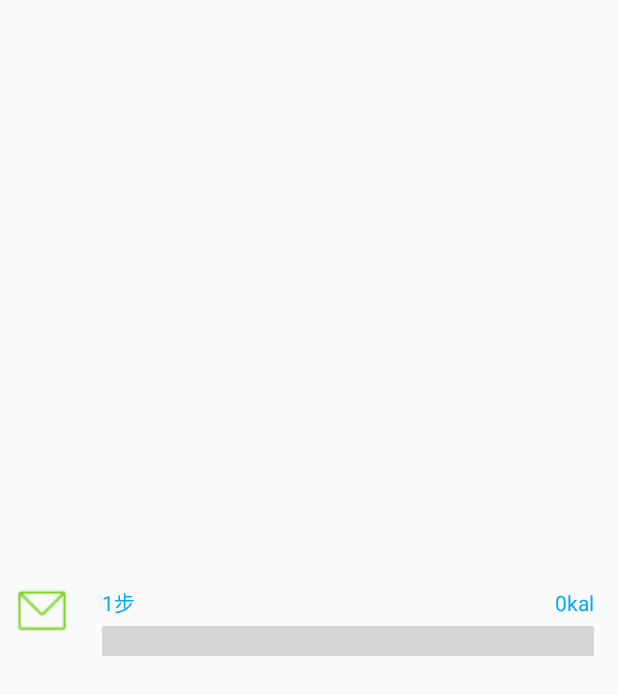
After one commit to Dairowu/HealthySportsExperts, an Android app: the layout notification_step.xml on its own in the app's theme, with its tools: preview values and no code run, on a phone screen of 412 x 824 dp. The commit adds this screen. Shown: the top 695 px of the screen. Run offline under Robolectric (Android 15) with nearby library versions, the phone set to English and light mode, and no system bars.

```diff
--- a/app/src/main/AndroidManifest.xml
+++ b/app/src/main/AndroidManifest.xml
@@ -13,7 +13,8 @@
 
         <activity
             android:name=".ui.activity.MainActivity"
-            android:label="@string/app_name" >
+            android:label="@string/app_name"
+            android:launchMode="singleTask">
             <intent-filter>
                 <action android:name="android.intent.action.MAIN" />
 
--- a/app/src/main/java/cn/xietong/healthysportsexperts/ui/fragment/BaseFragment.java
+++ b/app/src/main/java/cn/xietong/healthysportsexperts/ui/fragment/BaseFragment.java
@@ -58,4 +58,8 @@ public abstract  class BaseFragment extends Fragment{
         Toast.makeText(getActivity(), info, Toast.LENGTH_SHORT).show();
     }
 
+    @Override
+    public void onDestroy() {
+        super.onDestroy();
+    }
 }
--- a/app/src/main/res/drawable/icon_pop_item_selector_bg.xml
+++ b/app/src/main/res/drawable/icon_pop_item_selector_bg.xml
@@ -1,8 +1,8 @@
 <?xml version="1.0" encoding="utf-8"?>
 
 <shape xmlns:android="http://schemas.android.com/apk/res/android"
-    android:shape="rectangle">
+android:shape="rectangle">
 
-            <solid android:color="@color/pop_sel_color"></solid>
+<solid android:color="@color/pop_sel_color"></solid>
 
-        </shape>
+</shape>
--- /dev/null
+++ b/app/src/main/res/drawable/progressbar_bg.xml
@@ -0,0 +1,10 @@
+<?xml version="1.0" encoding="utf-8"?>
+<layer-list xmlns:android="http://schemas.android.com/apk/res/android">
+
+    <item android:id="@android:id/background"
+        android:drawable="@drawable/icon_ring_progress_bg"/>
+
+    <item android:id="@android:id/progress"
+        android:drawable="@drawable/icon_ring_progress"/>
+
+</layer-list>
--- a/app/src/main/res/layout/fragment1_son1.xml
+++ b/app/src/main/res/layout/fragment1_son1.xml
@@ -2,7 +2,7 @@
 <RelativeLayout xmlns:android="http://schemas.android.com/apk/res/android"
      android:layout_width="match_parent"
      android:layout_height="match_parent"
-     android:background="#b3e5fc"
+     android:background="@color/main_bg_color"
 >
     <RelativeLayout
         android:id="@+id/r_layout"
--- /dev/null
+++ b/app/src/main/res/layout/notification_step.xml
@@ -0,0 +1,51 @@
+<?xml version="1.0" encoding="utf-8"?>
+<RelativeLayout xmlns:android="http://schemas.android.com/apk/res/android"
+    android:layout_width="match_parent"
+    android:layout_height="match_parent"
+    android:gravity="center_vertical"
+    android:id="@+id/dsa">
+
+    <ImageView
+        android:id="@+id/iv_notify"
+        android:layout_width="40dp"
+        android:layout_height="40dp"
+        android:background="@drawable/icon_alert"
+        android:layout_marginLeft="8dp"/>
+
+    <TextView
+        android:id="@+id/tv_ntf_step"
+        android:layout_width="wrap_content"
+        android:layout_height="wrap_content"
+        android:text="1步"
+        android:textColor="@color/sel_color"
+        android:layout_marginLeft="20dp"
+        android:layout_marginTop="4dp"
+        android:layout_toRightOf="@id/iv_notify"/>
+
+    <TextView
+        android:id="@+id/tv_kal"
+        android:layout_width="wrap_content"
+        android:layout_height="wrap_content"
+        android:text="0kal"
+        android:textColor="@color/sel_color"
+        android:layout_marginTop="5dp"
+        android:layout_alignParentRight="true"
+        android:layout_marginRight="16dp"
+      />
+
+    <ProgressBar
+        android:id="@+id/progress_step"
+        android:layout_width="wrap_content"
+        android:layout_height="wrap_content"
+        android:progressDrawable="@drawable/progressbar_bg"
+        style="@android:style/Widget.ProgressBar.Horizontal"
+        android:progress="10"
+        android:indeterminate="false"
+        android:layout_marginTop="5dp"
+        android:layout_below="@+id/tv_ntf_step"
+        android:layout_alignLeft="@+id/tv_ntf_step"
+        android:layout_alignStart="@+id/tv_ntf_step"
+        android:layout_alignRight="@+id/tv_kal"
+        android:layout_alignEnd="@+id/tv_kal" />
+
+</RelativeLayout>
--- a/app/src/main/res/values/colors.xml
+++ b/app/src/main/res/values/colors.xml
@@ -10,5 +10,6 @@
     <color name="divider_color">#a3c8c8c8</color>
     <color name="ring_color">#4fc3f7</color>
     <color name="ring_text_color">#0288d1</color>
+    <color name="main_bg_color">#b3e5fc</color>
 
 </resources>
```
Also changed, not shown: app/src/main/java/cn/xietong/healthysportsexperts/app/App.java (+25 -1 lines), app/src/main/java/cn/xietong/healthysportsexperts/model/DatabaseHelper.java (added, +42 -0 lines), app/src/main/java/cn/xietong/healthysportsexperts/model/UserInfo.java (added, +26 -0 lines), app/src/main/java/cn/xietong/healthysportsexperts/ui/fragment/FragmentPagePosition_son1.java (+71 -4 lines), app/src/main/java/cn/xietong/healthysportsexperts/ui/view/CircleProgressBar.java (added, +97 -0 lines), app/src/main/java/cn/xietong/healthysportsexperts/utils/SQLiteUtils.java (added, +54 -0 lines), app/src/main/java/cn/xietong/healthysportsexperts/utils/Service_Calculate_Step.java (+49 -5 lines), app/src/main/java/cn/xietong/healthysportsexperts/utils/StepListener.java (+23 -7 lines), app/src/main/java/cn/xietong/healthysportsexperts/utils/UserUtils.java (added, +49 -0 lines), app/src/main/res/values/styles.xml (+8 -0 lines), 1 other file.
